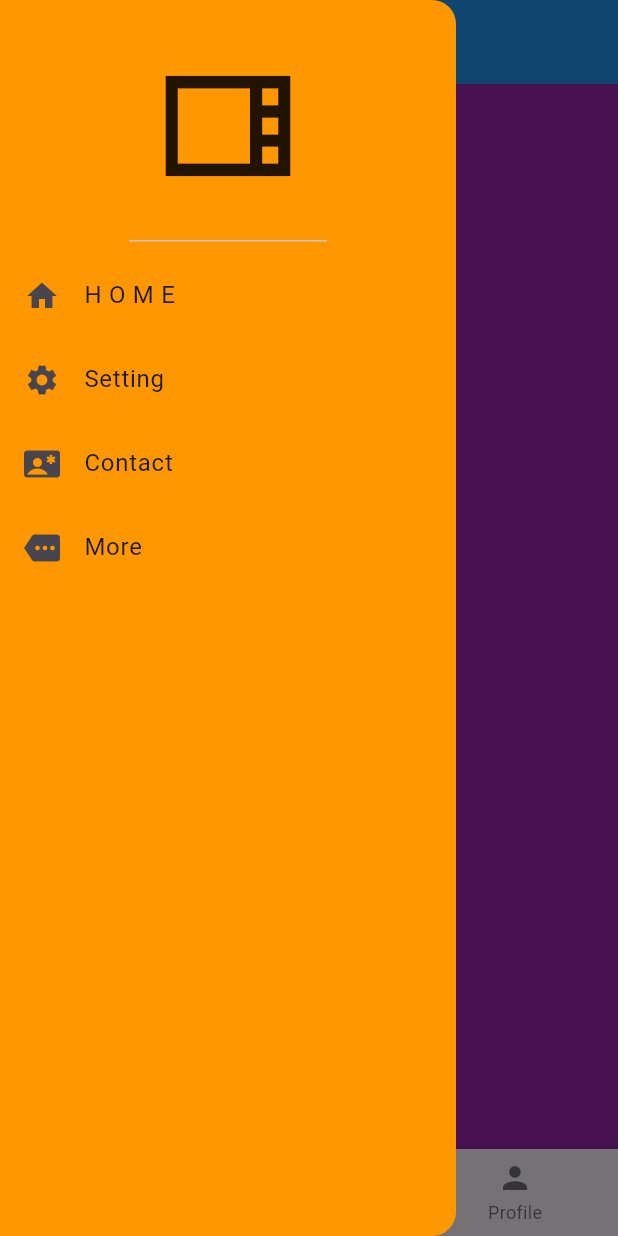
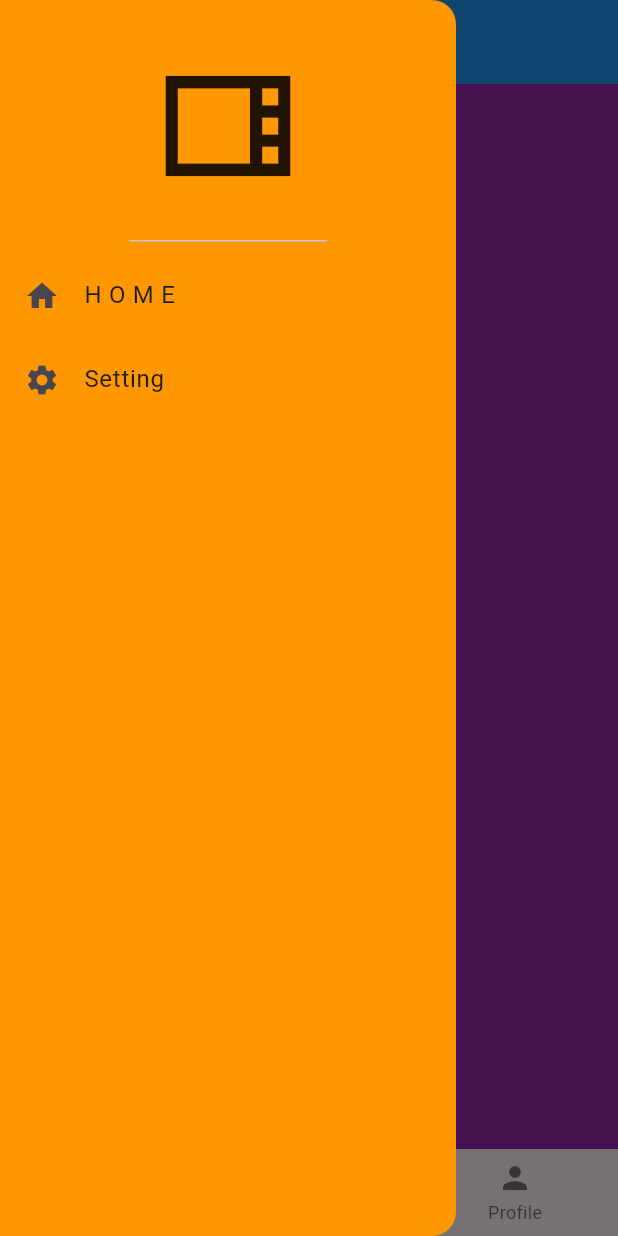
Before and after one commit to shamiul110107/Flutter-Learning, a Flutter app: the screen it shows after launch, with the side drawer open, on a phone screen of 412 x 824 dp. Run offline on Flutter 3.47's test engine with Material 3 defaults, Android fonts, the phone set to English and light mode, and no system bars.

Commit message:
design grid for calculator

```diff
--- a/lib/main.dart
+++ b/lib/main.dart
@@ -1,6 +1,7 @@
 
 import 'package:flutter/foundation.dart';
 import 'package:flutter/material.dart';
+import 'package:sample_flutter/pages/Calculator.dart';
 import 'package:sample_flutter/pages/first_page.dart';
 import 'package:sample_flutter/pages/homePage.dart';
 import 'package:sample_flutter/pages/profilePage.dart';
@@ -30,6 +31,7 @@ class MyApp extends StatelessWidget {
         "/homePage": (context) => HomePage("drawer"),
         "/settingsPage": (context) => SettingsPage("drawer"),
         "/profilePage": (context) => ProfilePage("drawer"),
+        "/calculatorPage": (context) => Calculator()
       },
     );
   }
--- a/lib/pages/first_page.dart
+++ b/lib/pages/first_page.dart
@@ -1,5 +1,6 @@
 import 'package:flutter/foundation.dart';
 import 'package:flutter/material.dart';
+import 'package:sample_flutter/pages/Calculator.dart';
 import 'package:sample_flutter/pages/homePage.dart';
 import 'package:sample_flutter/pages/profilePage.dart';
 import 'package:sample_flutter/pages/second_page.dart';
@@ -25,7 +26,7 @@ class _FirstPageState extends State<FirstPage> {
   Widget build(BuildContext context) {
     final List page = [
       HomePage("homePage"),
-      SettingsPage("firstPage"),
+      Calculator(),
       ProfilePage("profilePage")
     ];
     return Scaffold(
@@ -54,14 +55,6 @@ class _FirstPageState extends State<FirstPage> {
                 Navigator.pop(context);
                 Navigator.pushNamed(context, "/settingsPage");
               }),
-          const ListTile(
-            leading: Icon(Icons.contact_emergency),
-            title: Text("Contact"),
-          ),
-          const ListTile(
-            leading: Icon(Icons.more),
-            title: Text("More"),
-          )
         ]),
       ),
       backgroundColor: Colors.white,
@@ -72,7 +65,7 @@ class _FirstPageState extends State<FirstPage> {
         items: const [
           BottomNavigationBarItem(icon: Icon(Icons.home), label: "Home"),
           BottomNavigationBarItem(
-              icon: Icon(Icons.settings), label: "Settings"),
+              icon: Icon(Icons.calculate), label: "Calculator"),
           BottomNavigationBarItem(icon: Icon(Icons.person), label: "Profile"),
         ],
       ),
```
Also changed, not shown: lib/pages/Calculator.dart (added, +39 -0 lines).
